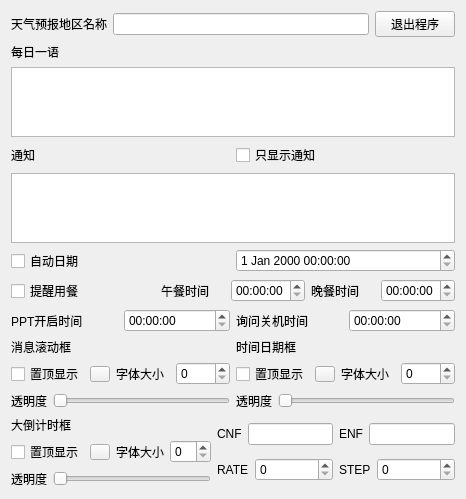
First picture: the form in settingUI.ui, repository Tao68a660f3/ClassAssistant, before the edit.
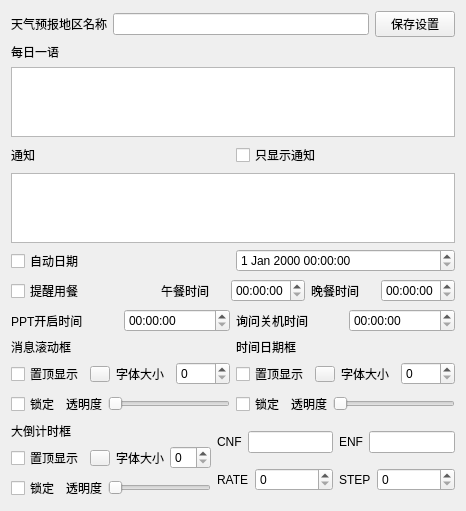
Second picture: the form after the edit.

Commit message: 优化设置窗口

The edit to the form file:
```diff
--- a/settingUI.ui
+++ b/settingUI.ui
@@ -31,7 +31,7 @@
        <item>
         <widget class="QPushButton" name="exitBtn">
          <property name="text">
-          <string>退出程序</string>
+          <string>保存设置</string>
          </property>
         </widget>
        </item>
@@ -212,6 +212,13 @@
          </item>
          <item>
           <layout class="QHBoxLayout" name="horizontalLayout_2">
+           <item>
+            <widget class="QCheckBox" name="mLock">
+             <property name="text">
+              <string>锁定</string>
+             </property>
+            </widget>
+           </item>
            <item>
             <widget class="QLabel" name="label_2">
              <property name="text">
@@ -279,6 +286,13 @@
          </item>
          <item>
           <layout class="QHBoxLayout" name="horizontalLayout_4">
+           <item>
+            <widget class="QCheckBox" name="sLock">
+             <property name="text">
+              <string>锁定</string>
+             </property>
+            </widget>
+           </item>
            <item>
             <widget class="QLabel" name="label_5">
              <property name="text">
@@ -350,6 +364,13 @@
          </item>
          <item>
           <layout class="QHBoxLayout" name="horizontalLayout_6">
+           <item>
+            <widget class="QCheckBox" name="bLock">
+             <property name="text">
+              <string>锁定</string>
+             </property>
+            </widget>
+           </item>
            <item>
             <widget class="QLabel" name="label_9">
              <property name="text">
```
The commit also changes 15 other files.
